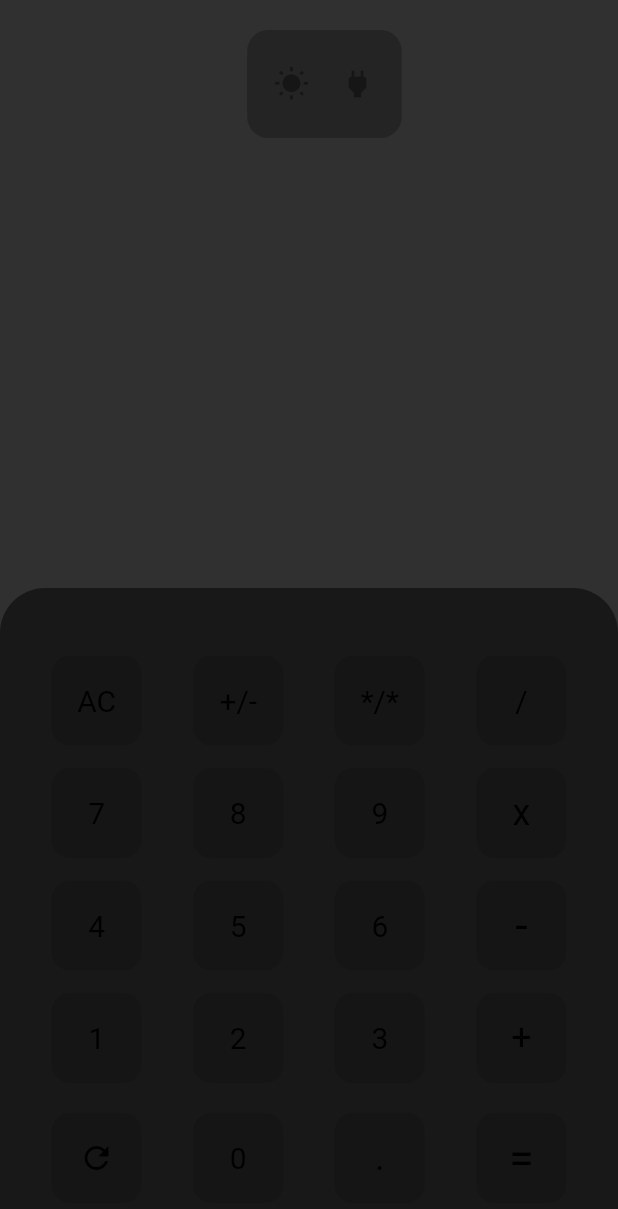
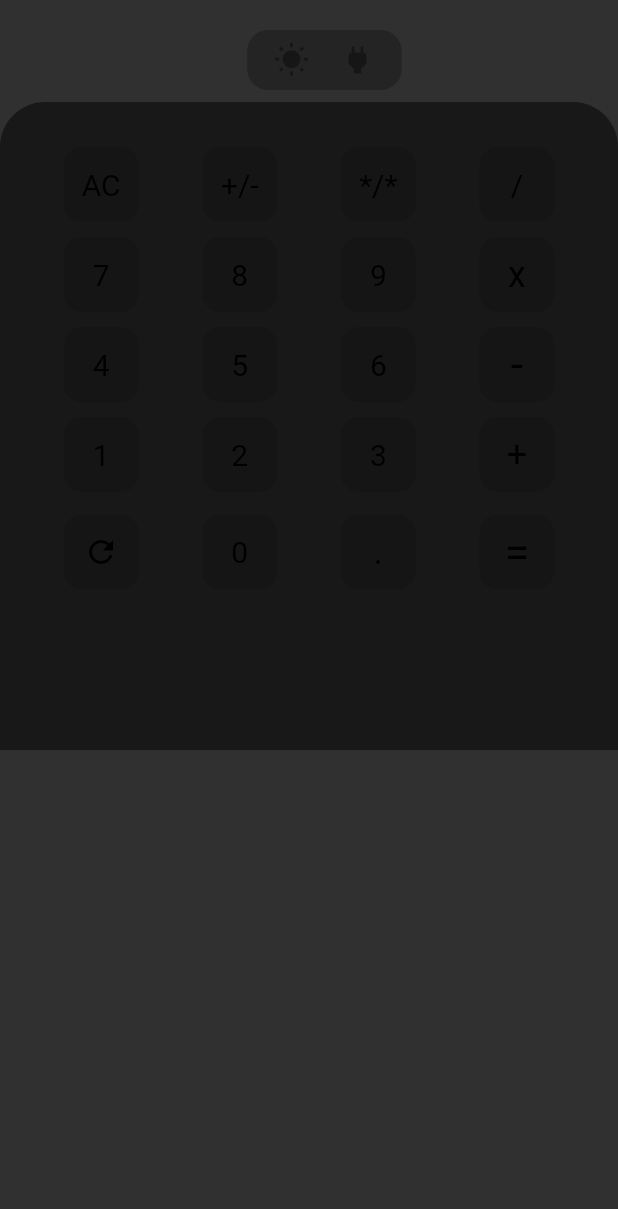
Before and after one commit to Cromzie/UI-of-A-Calculator, a Flutter app: the screen it shows after launch, on a phone screen of 412 x 824 dp. Shown: the top 1209 px of the screen. Run offline on Flutter 3.47's test engine with Material 2 defaults, Android fonts, the phone set to English and light mode, and no system bars.

Commit message:
'first ui of a calculator created'

```diff
--- a/lib/first.dart
+++ b/lib/first.dart
@@ -15,9 +15,13 @@ class _LightState extends State<Light> {
     return SafeArea(
       child: Scaffold(
         body:
-            Column(
+            Container(
+              height: MediaQuery.of(context).size.height,
+              child:Column(
+                  mainAxisSize: MainAxisSize.min,
                   children: [
-                Expanded(
+                    Flexible(
+                      fit: FlexFit.loose,
                       child: Container(
                       margin: EdgeInsets.only(top: 20.0, left: MediaQuery.of(context).size.width/20),
                       height: 40.0,
@@ -42,8 +46,12 @@ class _LightState extends State<Light> {
                                   ),
                     ),
 
-            SizedBox(height: 300.0),
-
+                Padding(
+                  padding: const EdgeInsets.only(top:8.0),
+                  child: SizedBox(child:
+                  Column(
+                      mainAxisSize: MainAxisSize.min,
+                      children: [
                         Container(
                       padding: EdgeInsets.only(top: 15.0),
                       height: MediaQuery.of(context).size.height-392,
@@ -53,13 +61,13 @@ class _LightState extends State<Light> {
                         ),
                         child: Column(
                           children: [
-                    SizedBox(height: 30.0),
+                            SizedBox(height: 15.0),
                             Row(
                               mainAxisAlignment: MainAxisAlignment.spaceEvenly,
                               children: [
                                 Container(
-                          height: 60.0,
-                          width: 60.0,
+                                  height: 50.0,
+                                  width: 50.0,
                                   decoration: BoxDecoration(
                                     borderRadius: BorderRadius.circular(12.0),
                                     color: Colors.black12,
@@ -74,8 +82,8 @@ class _LightState extends State<Light> {
                                   ),
                                 ),
                                 Container(
-                          height: 60.0,
-                          width: 60.0,
+                                  height: 50.0,
+                                  width: 50.0,
                                   decoration: BoxDecoration(
                                     borderRadius: BorderRadius.circular(12.0),
                                     color: Colors.black12,
@@ -90,8 +98,8 @@ class _LightState extends State<Light> {
                                   ),
                                 ),
                                 Container(
-                          height: 60.0,
-                          width: 60.0,
+                                  height: 50.0,
+                                  width: 50.0,
                                   decoration: BoxDecoration(
                                     borderRadius: BorderRadius.circular(12.0),
                                     color: Colors.black12,
@@ -106,8 +114,8 @@ class _LightState extends State<Light> {
                                   ),
                                 ),
                                 Container(
-                          height: 60.0,
-                          width: 60.0,
+                                  height: 50.0,
+                                  width: 50.0,
                                   decoration: BoxDecoration(
                                     borderRadius: BorderRadius.circular(12.0),
                                     color: Colors.black12,
@@ -124,13 +132,13 @@ class _LightState extends State<Light> {
                               ],
                             ),
 
-                    SizedBox(height: 15.0),
+                            SizedBox(height: 10.0),
                             Row(
                               mainAxisAlignment: MainAxisAlignment.spaceEvenly,
                               children: [
                                 Container(
-                          height: 60.0,
-                          width: 60.0,
+                                  height: 50.0,
+                                  width: 50.0,
                                   decoration: BoxDecoration(
                                     borderRadius: BorderRadius.circular(12.0),
                                     color: Colors.black12,
@@ -145,8 +153,8 @@ class _LightState extends State<Light> {
                                   ),
                                 ),
                                 Container(
-                          height: 60.0,
-                          width: 60.0,
+                                  height: 50.0,
+                                  width: 50.0,
                                   decoration: BoxDecoration(
                                     borderRadius: BorderRadius.circular(12.0),
                                     color: Colors.black12,
@@ -161,8 +169,8 @@ class _LightState extends State<Light> {
                                   ),
                                 ),
                                 Container(
-                          height: 60.0,
-                          width: 60.0,
+                                  height: 50.0,
+                                  width: 50.0,
                                   decoration: BoxDecoration(
                                     borderRadius: BorderRadius.circular(12.0),
                                     color: Colors.black12,
@@ -177,8 +185,8 @@ class _LightState extends State<Light> {
                                   ),
                                 ),
                                 Container(
-                          height: 60.0,
-                          width: 60.0,
+                                  height: 50.0,
+                                  width: 50.0,
                                   decoration: BoxDecoration(
                                     borderRadius: BorderRadius.circular(12.0),
                                     color: Colors.black12,
@@ -195,13 +203,13 @@ class _LightState extends State<Light> {
                               ],
                             ),
 
-                    SizedBox(height: 15.0),
+                            SizedBox(height: 10.0),
                             Row(
                               mainAxisAlignment: MainAxisAlignment.spaceEvenly,
                               children: [
                                 Container(
-                          height: 60.0,
-                          width: 60.0,
+                                  height: 50.0,
+                                  width: 50.0,
                                   decoration: BoxDecoration(
                                     borderRadius: BorderRadius.circular(12.0),
                                     color: Colors.black12,
@@ -216,8 +224,8 @@ class _LightState extends State<Light> {
                                   ),
                                 ),
                                 Container(
-                          height: 60.0,
-                          width: 60.0,
+                                  height: 50.0,
+                                  width: 50.0,
                                   decoration: BoxDecoration(
                                     borderRadius: BorderRadius.circular(12.0),
                                     color: Colors.black12,
@@ -232,8 +240,8 @@ class _LightState extends State<Light> {
                                   ),
                                 ),
                                 Container(
-                          height: 60.0,
-                          width: 60.0,
+                                  height: 50.0,
+                                  width: 50.0,
                                   decoration: BoxDecoration(
                                     borderRadius: BorderRadius.circular(12.0),
                                     color: Colors.black12,
@@ -248,8 +256,8 @@ class _LightState extends State<Light> {
                                   ),
                                 ),
                                 Container(
-                          height: 60.0,
-                          width: 60.0,
+                                  height: 50.0,
+                                  width: 50.0,
                                   decoration: BoxDecoration(
                                     borderRadius: BorderRadius.circular(12.0),
                                     color: Colors.black12,
@@ -266,13 +274,13 @@ class _LightState extends State<Light> {
                               ],
                             ),
 
-                    SizedBox(height: 15.0),
+                            SizedBox(height: 10.0),
                             Row(
                               mainAxisAlignment: MainAxisAlignment.spaceEvenly,
                               children: [
                                 Container(
-                          height: 60.0,
-                          width: 60.0,
+                                  height: 50.0,
+                                  width: 50.0,
                                   decoration: BoxDecoration(
                                     borderRadius: BorderRadius.circular(12.0),
                                     color: Colors.black12,
@@ -287,8 +295,8 @@ class _LightState extends State<Light> {
                                   ),
                                 ),
                                 Container(
-                          height: 60.0,
-                          width: 60.0,
+                                  height: 50.0,
+                                  width: 50.0,
                                   decoration: BoxDecoration(
                                     borderRadius: BorderRadius.circular(12.0),
                                     color: Colors.black12,
@@ -303,8 +311,8 @@ class _LightState extends State<Light> {
                                   ),
                                 ),
                                 Container(
-                          height: 60.0,
-                          width: 60.0,
+                                  height: 50.0,
+                                  width: 50.0,
                                   decoration: BoxDecoration(
                                     borderRadius: BorderRadius.circular(12.0),
                                     color: Colors.black12,
@@ -319,8 +327,8 @@ class _LightState extends State<Light> {
                                   ),
                                 ),
                                 Container(
-                          height: 60.0,
-                          width: 60.0,
+                                  height: 50.0,
+                                  width: 50.0,
                                   decoration: BoxDecoration(
                                     borderRadius: BorderRadius.circular(12.0),
                                     color: Colors.black12,
@@ -337,13 +345,13 @@ class _LightState extends State<Light> {
                               ],
                             ),
 
-                    SizedBox(height: 20.0),
+                            SizedBox(height: 15.0),
                             Row(
                               mainAxisAlignment: MainAxisAlignment.spaceEvenly,
                               children: [
                                 Container(
-                          height: 60.0,
-                          width: 60.0,
+                                  height: 50.0,
+                                  width: 50.0,
                                   decoration: BoxDecoration(
                                     borderRadius: BorderRadius.circular(12.0),
                                     color: Colors.black12,
@@ -354,8 +362,8 @@ class _LightState extends State<Light> {
                                   ),
                                 ),
                                 Container(
-                          height: 60.0,
-                          width: 60.0,
+                                  height: 50.0,
+                                  width: 50.0,
                                   decoration: BoxDecoration(
                                     borderRadius: BorderRadius.circular(12.0),
                                     color: Colors.black12,
@@ -370,8 +378,8 @@ class _LightState extends State<Light> {
                                   ),
                                 ),
                                 Container(
-                          height: 60.0,
-                          width: 60.0,
+                                  height: 50.0,
+                                  width: 50.0,
                                   decoration: BoxDecoration(
                                     borderRadius: BorderRadius.circular(12.0),
                                     color: Colors.black12,
@@ -386,8 +394,8 @@ class _LightState extends State<Light> {
                                   ),
                                 ),
                                 Container(
-                          height: 60.0,
-                          width: 60.0,
+                                  height: 50.0,
+                                  width: 50.0,
                                   decoration: BoxDecoration(
                                     borderRadius: BorderRadius.circular(12.0),
                                     color: Colors.black12,
@@ -409,6 +417,14 @@ class _LightState extends State<Light> {
                       ],
                     ),
                   ),
+                ),
+
+
+                        ],
+                ),
+              ),
+            ),
+
     );
   }
 }
```
Lines whose indentation alone changed are shown as unchanged.
